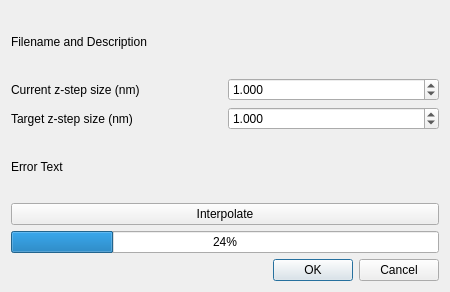
The window that tdct/ui/qt/tdct_fm_import_dialog.ui (patrickcleeve2/3DCT) describes before a commit, drawn with Qt 5.
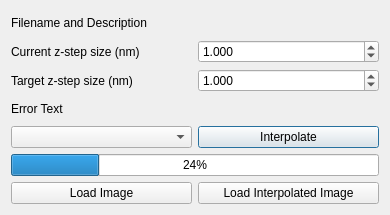
The same window after the commit.

Commit message: [feat] add interpolation methods to ui

```diff
--- a/tdct/ui/qt/tdct_fm_import_dialog.ui
+++ b/tdct/ui/qt/tdct_fm_import_dialog.ui
@@ -6,21 +6,48 @@
    <rect>
     <x>0</x>
     <y>0</y>
-    <width>450</width>
-    <height>292</height>
+    <width>390</width>
+    <height>215</height>
    </rect>
   </property>
   <property name="windowTitle">
    <string>Dialog</string>
   </property>
   <layout class="QGridLayout" name="gridLayout">
+   <item row="2" column="1">
+    <widget class="QDoubleSpinBox" name="doubleSpinBox_target_step_size">
+     <property name="decimals">
+      <number>3</number>
+     </property>
+     <property name="maximum">
+      <double>1000.000000000000000</double>
+     </property>
+     <property name="value">
+      <double>1.000000000000000</double>
+     </property>
+    </widget>
+   </item>
+   <item row="3" column="0" colspan="2">
+    <widget class="QLabel" name="label_error_text">
+     <property name="text">
+      <string>Error Text</string>
+     </property>
+    </widget>
+   </item>
+   <item row="4" column="0">
+    <widget class="QComboBox" name="comboBox_interpolation_method">
+     <property name="autoFillBackground">
+      <bool>false</bool>
+     </property>
+     <property name="placeholderText">
+      <string>Interpolation Method</string>
+     </property>
+    </widget>
+   </item>
    <item row="6" column="0" colspan="2">
-    <widget class="QDialogButtonBox" name="buttonBox">
-     <property name="orientation">
-      <enum>Qt::Horizontal</enum>
-     </property>
-     <property name="standardButtons">
-      <set>QDialogButtonBox::Cancel|QDialogButtonBox::Ok</set>
+    <widget class="QProgressBar" name="progressBar_interpolation">
+     <property name="value">
+      <number>24</number>
      </property>
     </widget>
    </item>
@@ -38,33 +65,6 @@
      </property>
     </widget>
    </item>
-   <item row="2" column="1">
-    <widget class="QDoubleSpinBox" name="doubleSpinBox_target_step_size">
-     <property name="decimals">
-      <number>3</number>
-     </property>
-     <property name="maximum">
-      <double>1000.000000000000000</double>
-     </property>
-     <property name="value">
-      <double>1.000000000000000</double>
-     </property>
-    </widget>
-   </item>
-   <item row="4" column="0" colspan="2">
-    <widget class="QPushButton" name="pushButton_interpolate">
-     <property name="text">
-      <string>Interpolate</string>
-     </property>
-    </widget>
-   </item>
-   <item row="5" column="0" colspan="2">
-    <widget class="QProgressBar" name="progressBar_interpolation">
-     <property name="value">
-      <number>24</number>
-     </property>
-    </widget>
-   </item>
    <item row="1" column="1">
     <widget class="QDoubleSpinBox" name="doubleSpinBox_current_step_size">
      <property name="decimals">
@@ -78,13 +78,6 @@
      </property>
     </widget>
    </item>
-   <item row="3" column="0" colspan="2">
-    <widget class="QLabel" name="label_error_text">
-     <property name="text">
-      <string>Error Text</string>
-     </property>
-    </widget>
-   </item>
    <item row="1" column="0">
     <widget class="QLabel" name="label_current_step_size">
      <property name="text">
@@ -92,6 +85,36 @@
      </property>
     </widget>
    </item>
+   <item row="4" column="1">
+    <widget class="QPushButton" name="pushButton_interpolate">
+     <property name="text">
+      <string>Interpolate</string>
+     </property>
+     <property name="autoDefault">
+      <bool>true</bool>
+     </property>
+     <property name="default">
+      <bool>false</bool>
+     </property>
+     <property name="flat">
+      <bool>false</bool>
+     </property>
+    </widget>
+   </item>
+   <item row="7" column="0">
+    <widget class="QPushButton" name="pushButton_load_image">
+     <property name="text">
+      <string>Load Image</string>
+     </property>
+    </widget>
+   </item>
+   <item row="7" column="1">
+    <widget class="QPushButton" name="pushButton_load_interpolated_image">
+     <property name="text">
+      <string>Load Interpolated Image</string>
+     </property>
+    </widget>
+   </item>
   </layout>
  </widget>
  <resources/>
```
Left out of the diff: 35 changed lines with no effect on the pictures. The commit also changes 3 other files.
